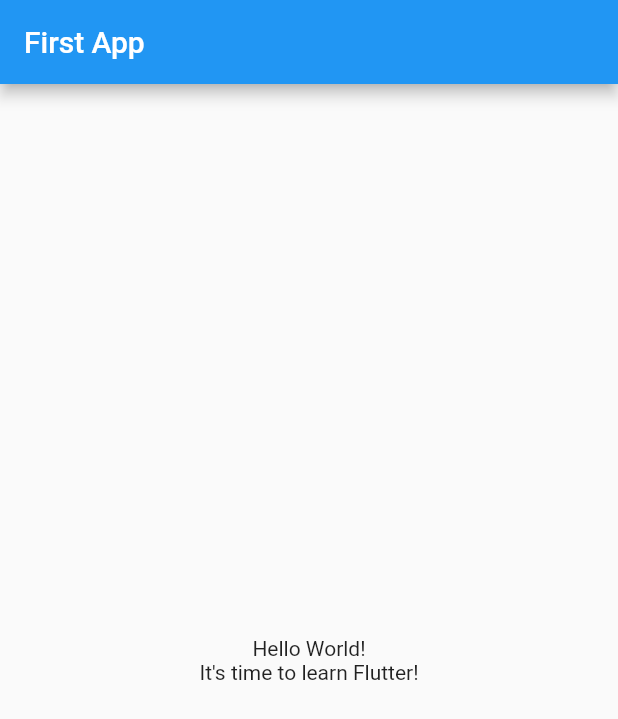
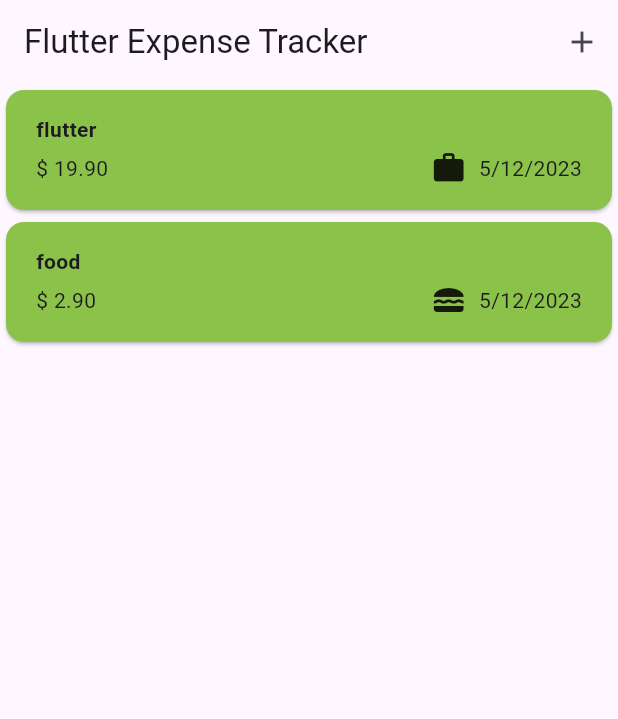
Before and after one commit to CrystalCAI11/flutter-demo, a Flutter app: the screen it shows after launch, on a phone screen of 412 x 824 dp. Shown: the top 719 px of the screen. Run offline on Flutter 3.47's test engine with Material 2 defaults, Android fonts, the phone set to English and light mode, and no system bars; our stand-ins replace get.

Commit message:
expense tracker app demo WIP

```diff
--- /dev/null
+++ b/lib/bindings/expenses_binding.dart
@@ -0,0 +1,10 @@
+import 'package:get/get.dart';
+
+import '../controllers/expenses_controller.dart';
+
+class ExpensesBinding extends Bindings {
+  @override
+  void dependencies() {
+    Get.lazyPut(() => ExpensesController());
+  }
+}
--- /dev/null
+++ b/lib/controllers/expenses_controller.dart
@@ -0,0 +1,89 @@
+import 'package:expense_tracker_app/models/expense_model.dart';
+import 'package:flutter/material.dart';
+import 'package:get/get.dart';
+
+// final formatter = DateFormat.yMd();
+
+class ExpensesController extends GetxController {
+  final List<ExpenseModel> registeredExpenses = [
+    ExpenseModel(
+        title: 'flutter',
+        amount: 19.9,
+        date: DateTime.now(),
+        category: Category.work),
+    ExpenseModel(
+        title: 'food',
+        amount: 2.9,
+        date: DateTime.now(),
+        category: Category.food)
+  ].obs;
+
+  final titleController = TextEditingController();
+  final amountController = TextEditingController();
+
+  final selectedCategory = Category.food.obs;
+
+  final pickedDate = Rxn<DateTime>();
+
+  Future<void> openDatePicker(context) async {
+    final now = DateTime.now();
+    final firstDate = DateTime(now.year - 1, now.month, now.day);
+    final temp = await showDatePicker(
+      context: context,
+      initialDate: now,
+      firstDate: firstDate,
+      lastDate: now,
+    );
+    if (temp != null) {
+      pickedDate.value = temp;
+    }
+  }
+
+  void selectCategory(Category category) {
+    selectedCategory.value = category;
+  }
+
+  void saveNewExpense(context) {
+    final enteredAmount = double.tryParse(amountController.text);
+    if (titleController.text.trim().isEmpty ||
+        enteredAmount == null ||
+        enteredAmount <= 0 ||
+        pickedDate.value == null) {
+      showDialog(
+        context: context,
+        builder: (ctx) => AlertDialog(
+          title: const Text('ERROR!'),
+          content: const Text(
+              'Please make sure a valid title, amount, date was entered.'),
+          actions: [
+            TextButton(onPressed: () => Get.back(), child: const Text('Okay'))
+          ],
+        ),
+      );
+      return;
+    } else {
+      final newExpense = ExpenseModel(
+          title: titleController.text,
+          amount: enteredAmount,
+          date: pickedDate.value!,
+          category: selectedCategory.value);
+      registeredExpenses.add(newExpense);
+      closeModal();
+    }
+  }
+
+  closeModal() {
+    Get.back();
+    titleController.clear();
+    amountController.clear();
+    pickedDate.value = null;
+    selectedCategory.value = Category.food;
+  }
+
+  @override
+  void onClose() {
+    titleController.dispose();
+    amountController.dispose();
+    super.dispose();
+  }
+}
--- a/lib/main.dart
+++ b/lib/main.dart
@@ -1,4 +1,8 @@
 import 'package:flutter/material.dart';
+import 'package:get/get.dart';
+
+import 'bindings/expenses_binding.dart';
+import 'views/expenses_view.dart';
 
 void main() {
   runApp(const MyApp());
@@ -9,28 +13,14 @@ class MyApp extends StatelessWidget {
 
   @override
   Widget build(BuildContext context) {
-    return MaterialApp(
+    return GetMaterialApp(
+      initialRoute: '/expenses',
+      getPages: [
+        GetPage(name: '/expenses', page: () => const Expenses(), binding: ExpensesBinding()),
+      ],
       title: 'Flutter Demo',
       theme: ThemeData(
-        primarySwatch: Colors.blue,
-      ),
-      home: Scaffold(
-        appBar: AppBar(
-          title: const Text('First App'),
-        ),
-        body: Center(
-          child: Column(
-            mainAxisAlignment: MainAxisAlignment.center,
-            children: const [
-              Text(
-                'Hello World!',
-              ),
-              Text(
-                'It\'s time to learn Flutter!',
-              ),
-            ],
-          ),
-        ),
+       useMaterial3: true
       ),
     );
   }
--- /dev/null
+++ b/lib/models/expense_model.dart
@@ -0,0 +1,34 @@
+import 'package:flutter/material.dart';
+import 'package:uuid/uuid.dart';
+import 'package:intl/intl.dart';
+
+const uuid = Uuid();
+final formatter = DateFormat.yMd();
+
+enum Category { food, travel, leisure, work }
+
+const categoryIcons = {
+  Category.food: Icons.lunch_dining,
+  Category.travel: Icons.flight_takeoff,
+  Category.leisure: Icons.movie,
+  Category.work: Icons.work,
+};
+
+class ExpenseModel {
+  ExpenseModel({
+    required this.title,
+    required this.amount,
+    required this.date,
+    required this.category,
+  }) : id = uuid.v4();
+
+  final String id;
+  final String title;
+  final double amount;
+  final DateTime date;
+  final Category category;
+
+  String get formattedDate {
+    return formatter.format(date);
+  }
+}
--- /dev/null
+++ b/lib/views/expenses_view.dart
@@ -0,0 +1,26 @@
+import 'package:expense_tracker_app/controllers/expenses_controller.dart';
+import 'package:expense_tracker_app/widgets/expenses_list.dart';
+import 'package:expense_tracker_app/widgets/new_expense.dart';
+import 'package:flutter/material.dart';
+import 'package:get/get.dart';
+
+class Expenses extends GetView<ExpensesController> {
+  const Expenses({super.key});
+
+  @override
+  Widget build(BuildContext context) {
+    void openAddOverlay() {
+      showModalBottomSheet(context: context, builder: (ctx) => NewExpense());
+    }
+
+    return Scaffold(
+      appBar: AppBar(
+        title: const Text('Flutter Expense Tracker'),
+        actions: [
+          IconButton(onPressed: openAddOverlay, icon: const Icon(Icons.add))
+        ],
+      ),
+      body:ExpensesList(),
+    );
+  }
+}
--- /dev/null
+++ b/lib/widgets/expense_item.dart
@@ -0,0 +1,41 @@
+import 'package:expense_tracker_app/models/expense_model.dart';
+import 'package:flutter/material.dart';
+
+class ExpenseItem extends StatelessWidget {
+  const ExpenseItem(this.data, {super.key});
+
+  final ExpenseModel data;
+
+  @override
+  Widget build(BuildContext context) {
+    return Card(
+      color: Colors.lightGreen,
+      child: Padding(
+        padding: const EdgeInsets.symmetric(horizontal: 20, vertical: 16),
+        child: Column(
+          crossAxisAlignment: CrossAxisAlignment.start,
+          children: [
+            Text(
+              data.title,
+              style: const TextStyle(fontWeight: FontWeight.bold),
+            ),
+            const SizedBox(height: 4),
+            Row(
+              children: [
+                Text('\$ ${data.amount.toStringAsFixed(2)}'),
+                const Spacer(),
+                Row(
+                  children: [
+                    Icon(categoryIcons[data.category]),
+                    const SizedBox(width: 8),
+                    Text(data.formattedDate),
+                  ],
+                ),
+              ],
+            )
+          ],
+        ),
+      ),
+    );
+  }
+}
--- /dev/null
+++ b/lib/widgets/expenses_list.dart
@@ -0,0 +1,18 @@
+import 'package:expense_tracker_app/controllers/expenses_controller.dart';
+import 'package:expense_tracker_app/widgets/expense_item.dart';
+import 'package:flutter/material.dart';
+import 'package:get/get.dart';
+
+class ExpensesList extends StatelessWidget {
+  ExpensesList({super.key});
+  final ExpensesController controller = Get.find();
+
+  @override
+  Widget build(BuildContext context) {
+    return Obx(() => ListView.builder(
+          itemCount: controller.registeredExpenses.length, // call几次itemBuilder
+          itemBuilder: (context, index) =>
+              ExpenseItem(controller.registeredExpenses[index]),
+        ));
+  }
+}
```
Also changed, not shown: lib/widgets/new_expense.dart (added, +73 -0 lines), pubspec.yaml (+6 -3 lines), pubspec.lock.
